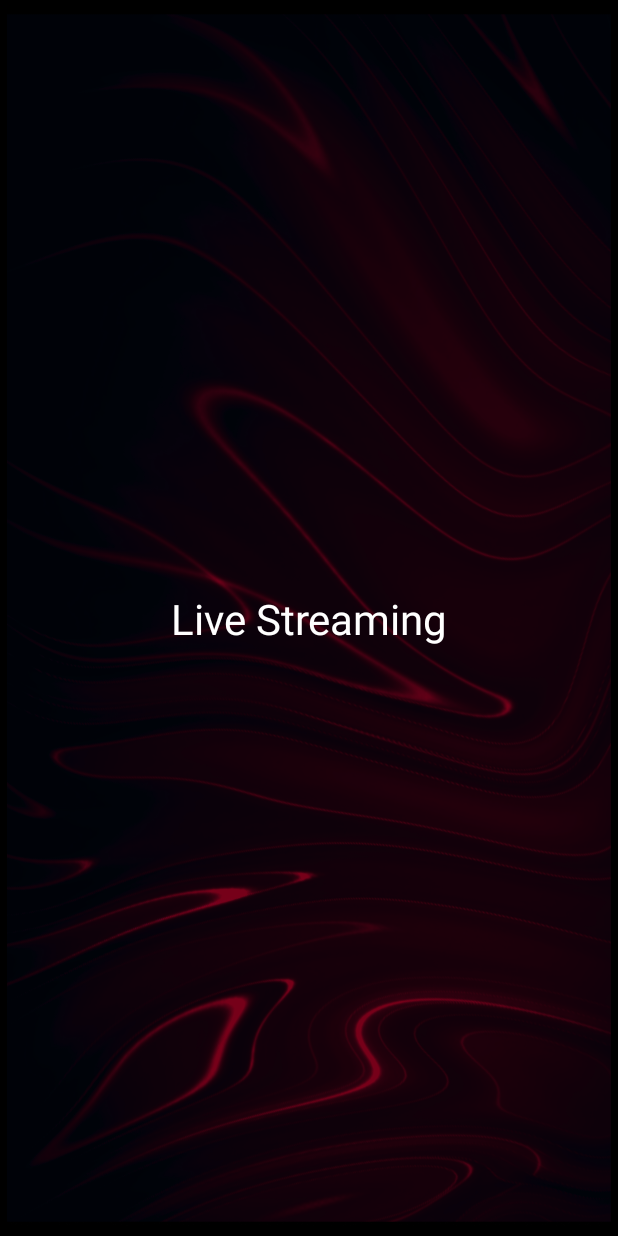
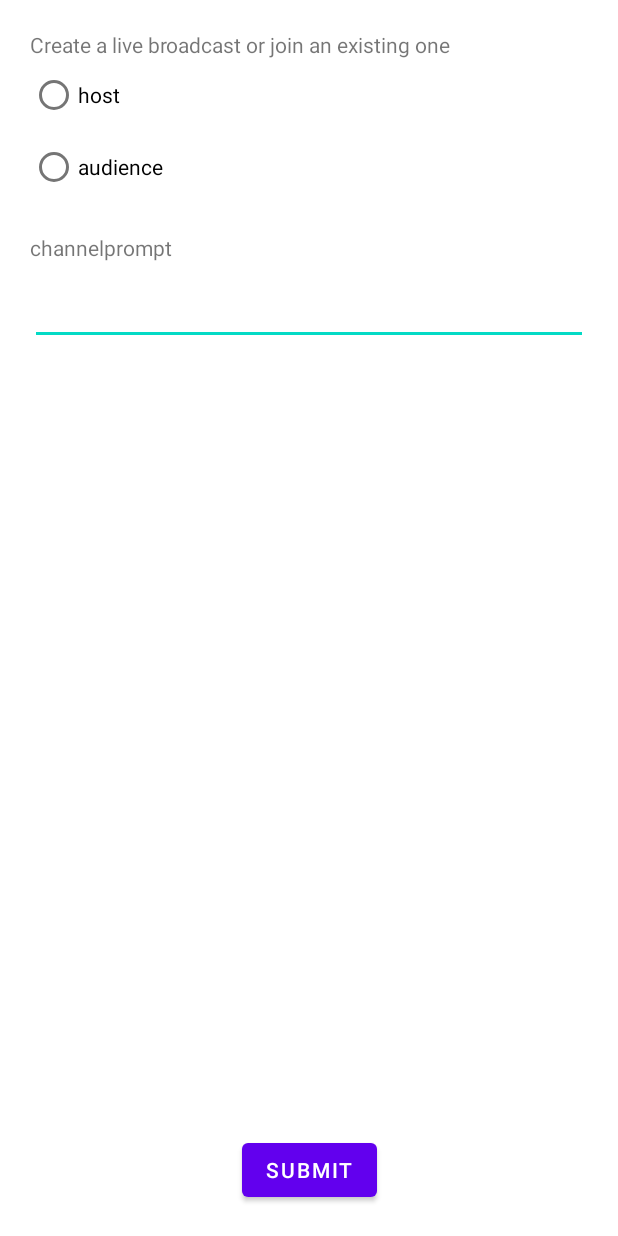
Before and after one commit to Nagari-Telcovas/LiveStreaming_Android, an Android app: the first screen one second after launch (SplashActivity before the commit, AgoraMainActivity after it), on a phone screen of 412 x 824 dp. Run offline under Robolectric (Android 15) with nearby library versions, the phone set to English and light mode, and no system bars; libraries missing offline, so code that uses them is left out: io.agora.rtc2.

Commit message:
Agora Live broadcasting code updated

```diff
--- a/app/build.gradle
+++ b/app/build.gradle
@@ -44,7 +44,7 @@ android {
 }
 
 dependencies {
-
+    implementation "io.agora.rtc:full-sdk:4.2.6"
     implementation 'androidx.core:core-ktx:1.7.0'
     implementation 'androidx.appcompat:appcompat:1.6.1'
     implementation 'com.google.android.material:material:1.9.0'
@@ -61,4 +61,8 @@ dependencies {
     testImplementation 'junit:junit:4.13.2'
     androidTestImplementation 'androidx.test.ext:junit:1.1.5'
     androidTestImplementation 'androidx.test.espresso:espresso-core:3.5.1'
+
+
+  //  pkg:maven/io.agora.rtc/full-sdk@4.2.6
+
 }
--- /dev/null
+++ b/app/src/main/java/com/example/livestreaming/AgoraMainActivity.java
@@ -0,0 +1,59 @@
+package com.example.livestreaming;
+
+import androidx.appcompat.app.AppCompatActivity;
+import androidx.core.app.ActivityCompat;
+import androidx.core.content.ContextCompat;
+
+import android.content.Intent;
+import android.content.pm.PackageManager;
+import android.os.Bundle;
+import android.view.View;
+import android.widget.EditText;
+import android.widget.RadioButton;
+
+import io.agora.rtc2.Constants;
+
+public class AgoraMainActivity extends AppCompatActivity {
+
+    int channelProfile;
+    public static final String channelMessage = "com.agora.samtan.agorabroadcast.CHANNEL";
+    public static final String profileMessage = "com.agora.samtan.agorabroadcast.PROFILE";
+
+    @Override
+    protected void onCreate(Bundle savedInstanceState) {
+        super.onCreate(savedInstanceState);
+        setContentView(R.layout.activity_agora_main);
+
+        int MY_PERMISSIONS_REQUEST_CAMERA = 0;
+        // Here, this is the current activity
+     /*   if (ContextCompat.checkSelfPermission(this, Manifest.permission.CAMERA) != PackageManager.PERMISSION_GRANTED || ContextCompat.checkSelfPermission(this, Manifest.permission.RECORD_AUDIO) != PackageManager.PERMISSION_GRANTED) {
+            ActivityCompat.requestPermissions(this, new String[]{Manifest.permission.CAMERA, Manifest.permission.RECORD_AUDIO}, MY_PERMISSIONS_REQUEST_CAMERA);
+
+        }*/
+    }
+
+    public void onRadioButtonClicked(View view) {
+        boolean checked = ((RadioButton) view).isChecked();
+        switch (view.getId()) {
+            case R.id.host:
+                if (checked) {
+                    channelProfile = Constants.CLIENT_ROLE_BROADCASTER;
+                }
+                break;
+            case R.id.audience:
+                if (checked) {
+                    channelProfile = Constants.CLIENT_ROLE_AUDIENCE;
+                }
+                break;
+        }
+    }
+
+    public void onSubmit(View view) {
+        EditText channel = (EditText) findViewById(R.id.channel);
+        String channelName = channel.getText().toString();
+        Intent intent = new Intent(this, AgoraVideoActivity.class);
+        intent.putExtra(channelMessage, channelName);
+        intent.putExtra(profileMessage, channelProfile);
+        startActivity(intent);
+    }
+}
--- /dev/null
+++ b/app/src/main/res/layout/activity_agora_main.xml
@@ -0,0 +1,79 @@
+<?xml version="1.0" encoding="utf-8"?>
+<androidx.constraintlayout.widget.ConstraintLayout xmlns:android="http://schemas.android.com/apk/res/android"
+    xmlns:app="http://schemas.android.com/apk/res-auto"
+    xmlns:tools="http://schemas.android.com/tools"
+    android:layout_width="match_parent"
+    android:layout_height="match_parent"
+    tools:context=".AgoraMainActivity">
+
+    <TextView
+        android:id="@+id/textview"
+        android:layout_width="wrap_content"
+        android:layout_height="19dp"
+        android:layout_marginLeft="20dp"
+        android:layout_marginStart="20dp"
+        android:layout_marginTop="20dp"
+        android:text="Create a live broadcast or join an existing one"
+        app:layout_constraintStart_toStartOf="parent"
+        app:layout_constraintTop_toTopOf="parent" />
+
+    <RadioGroup
+        android:id="@+id/radio"
+        android:layout_width="match_parent"
+        android:layout_height="wrap_content"
+        android:layout_marginLeft="20dp"
+        android:layout_marginStart="20dp"
+        android:orientation="vertical"
+        app:layout_constraintStart_toStartOf="parent"
+        app:layout_constraintTop_toBottomOf="@+id/textview">
+
+        <RadioButton
+            android:id="@+id/host"
+            android:layout_width="wrap_content"
+            android:layout_height="wrap_content"
+            android:onClick="onRadioButtonClicked"
+            android:text="host" />
+
+        <RadioButton
+            android:id="@+id/audience"
+            android:layout_width="wrap_content"
+            android:layout_height="wrap_content"
+            android:onClick="onRadioButtonClicked"
+            android:text="audience" />
+    </RadioGroup>
+
+    <TextView
+        android:id="@+id/textview2"
+        android:layout_width="wrap_content"
+        android:layout_height="wrap_content"
+        android:layout_marginLeft="20dp"
+        android:layout_marginStart="20dp"
+        android:layout_marginTop="20dp"
+        android:text="channelprompt"
+        app:layout_constraintStart_toStartOf="parent"
+        app:layout_constraintTop_toBottomOf="@+id/radio" />
+
+    <EditText
+        android:id="@+id/channel"
+        android:layout_width="match_parent"
+        android:layout_height="wrap_content"
+        android:layout_marginEnd="20dp"
+        android:layout_marginLeft="20dp"
+        android:layout_marginRight="20dp"
+        android:layout_marginStart="20dp"
+        android:layout_marginTop="10dp"
+        app:layout_constraintEnd_toEndOf="parent"
+        app:layout_constraintStart_toStartOf="parent"
+        app:layout_constraintTop_toBottomOf="@+id/textview2" />
+
+    <Button
+        android:id="@+id/submit"
+        android:layout_width="wrap_content"
+        android:layout_height="wrap_content"
+        android:layout_marginBottom="20dp"
+        android:text="Submit"
+        app:layout_constraintBottom_toBottomOf="parent"
+        app:layout_constraintLeft_toLeftOf="parent"
+        app:layout_constraintRight_toRightOf="parent"
+        android:onClick="onSubmit"/>
+</androidx.constraintlayout.widget.ConstraintLayout>
--- a/app/src/main/res/values/strings.xml
+++ b/app/src/main/res/values/strings.xml
@@ -115,4 +115,7 @@
     <string name="onboarding_slide3_title">Easy Exit</string>
     <string name="onboarding_slide3_subtitle">We have made easy exit</string>
     <string name="onboarding_slide3_desc">from service</string>
+
+    <string name="private_app_id">f4e07b724adb413a977cbfa720d17217</string>
+
 </resources>
```
Also changed, not shown: app/src/main/AndroidManifest.xml (+18 -2 lines), app/src/main/java/com/example/livestreaming/AgoraVideoActivity.java (added, +190 -0 lines), app/src/main/res/drawable/edittext_bg.xml (added, +8 -0 lines), app/src/main/res/layout/activity_agora_video.xml (added, +80 -0 lines), build.gradle (+11 -0 lines), app/src/main/res/drawable/btn_end_call.png (added), app/src/main/res/drawable/btn_mute.png (added), app/src/main/res/drawable/btn_switch_camera.png (added), app/src/main/res/drawable/btn_video.png (added), app/src/main/res/drawable/btn_voice.png (added).
